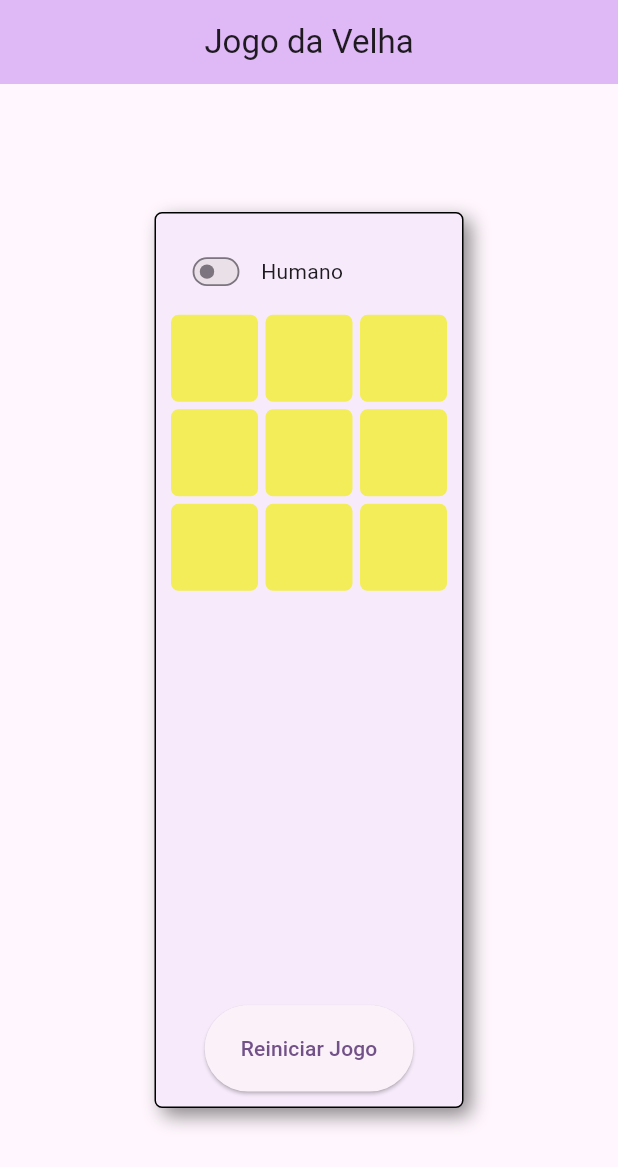
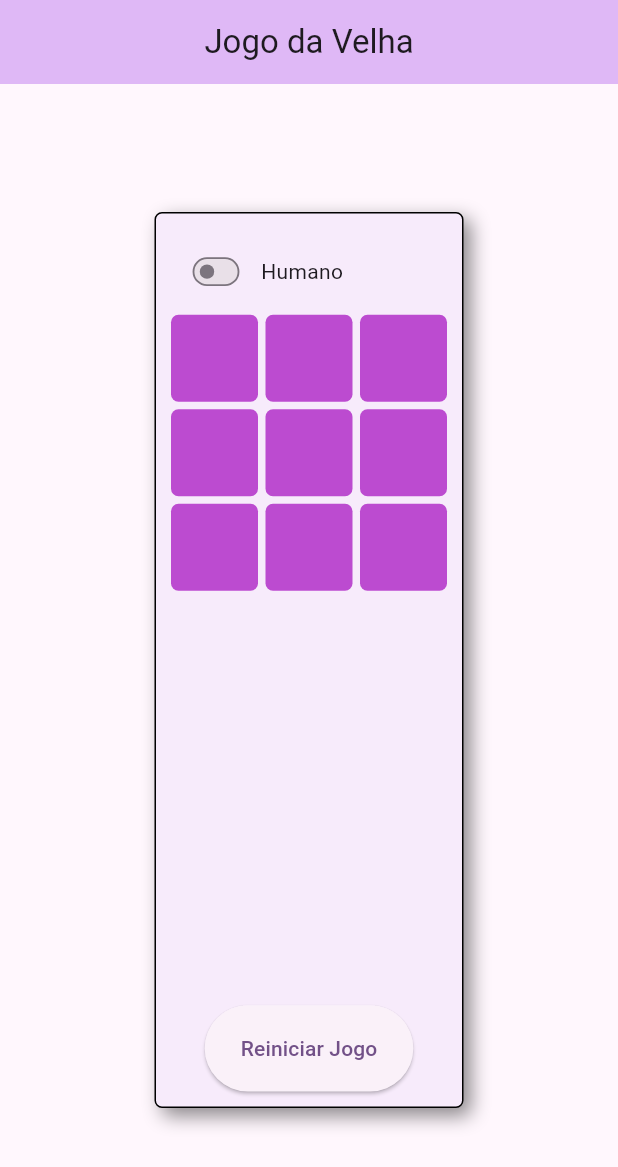
Before and after one commit to camaargo/JogodaVelha, a Flutter app: the screen it shows after launch, on a phone screen of 412 x 824 dp. Shown: the top 1167 px of the screen. Run offline on Flutter 3.47's test engine with Material 3 defaults, Android fonts, the phone set to English and light mode, and no system bars.

Commit message:
Atualizando jogo_da_velha.dart

```diff
--- a/lib/componentes/jogo_da_velha.dart
+++ b/lib/componentes/jogo_da_velha.dart
@@ -155,7 +155,7 @@ class _JogoDaVelhaState extends State<JogoDaVelha> {
                   onTap: () => _jogada(index),
                   child: Container(
                     decoration: BoxDecoration(
-                      color: const Color.fromARGB(255, 242, 237, 88),
+                      color: const Color.fromARGB(255, 188, 75, 208),
                       borderRadius: BorderRadius.circular(5),
                     ),
                     child: Center(
```
